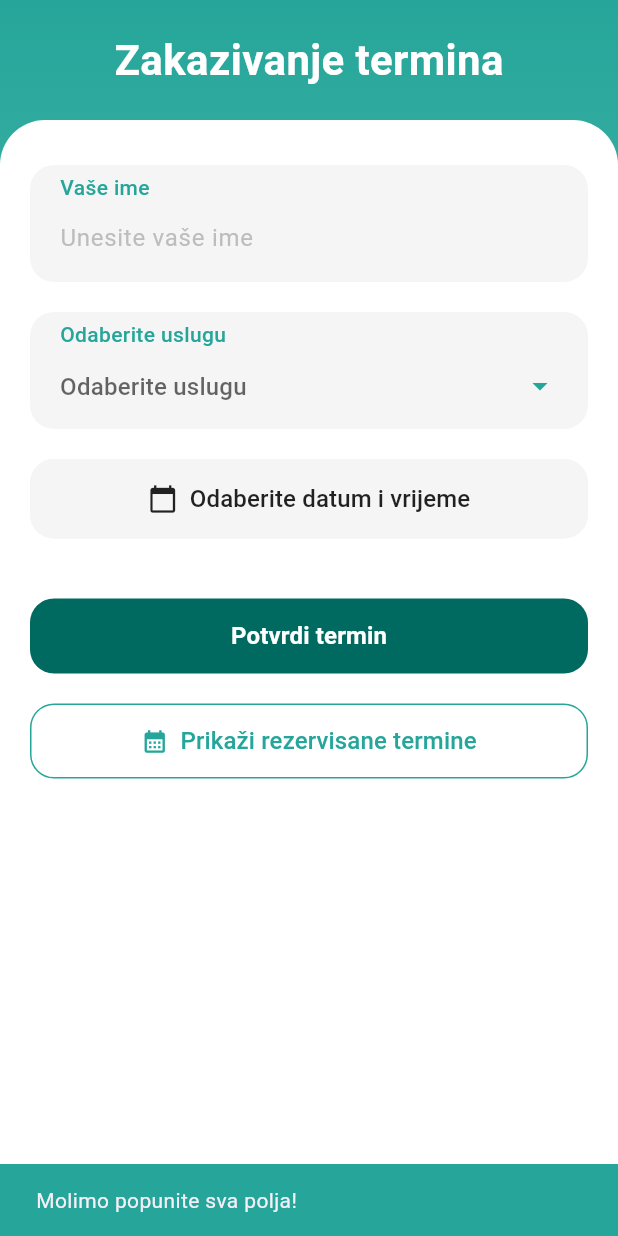
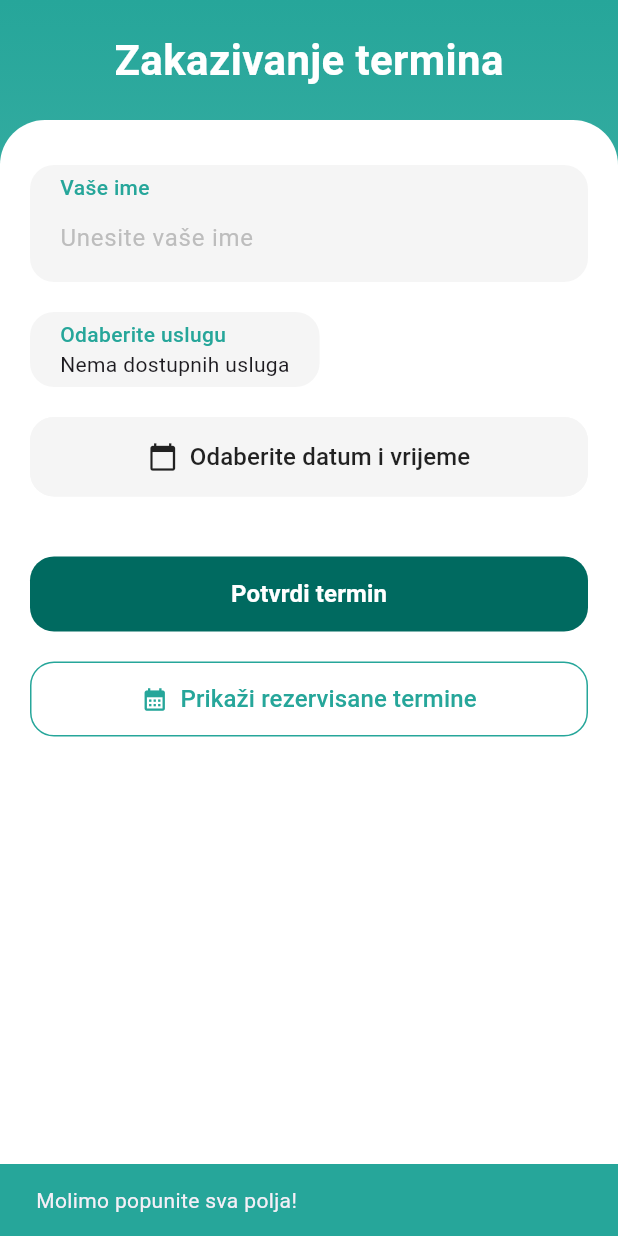
Before and after one commit to M1rzoni/ios-and, a Flutter app: the BookingScreen screen opened by its route, after a tap on "Potvrdi termin", on a phone screen of 412 x 824 dp. Run offline on Flutter 3.47's test engine with Material 3 defaults, Android fonts, the phone set to English and light mode, and no system bars; our stand-ins replace cloud_firestore, firebase_auth, firebase_core, flutter_datetime_picker_plus, go_router, google_sign_in and 1 more; accounts and stored records are empty; project files that could hold a hidden picture were left out.

Commit message:
Update "booking_screen"

```diff
--- a/lib/screens/booking_screen.dart
+++ b/lib/screens/booking_screen.dart
@@ -39,11 +39,20 @@ class _BookingScreenState extends State<BookingScreen> {
               .collection('haircuts')
               .get();
 
+      // Use a Set to filter out duplicates
+      Set<String> uniqueTypes = {};
+      List<Map<String, dynamic>> uniqueServices = [];
+
+      for (var doc in querySnapshot.docs) {
+        String type = doc['type'];
+        if (!uniqueTypes.contains(type)) {
+          uniqueTypes.add(type);
+          uniqueServices.add({'type': type, 'price': doc['price']});
+        }
+      }
+
       setState(() {
-        _services =
-            querySnapshot.docs
-                .map((doc) => {'type': doc['type'], 'price': doc['price']})
-                .toList();
+        _services = uniqueServices;
         _isLoading = false; // Stop loading
       });
     } catch (e) {
@@ -52,6 +61,58 @@ class _BookingScreenState extends State<BookingScreen> {
         _isLoading = false; // Stop loading even if there's an error
       });
     }
+  }
+
+  void _navigateToAppointments(BuildContext context, String idSalona) {
+    Navigator.push(
+      context,
+      MaterialPageRoute(
+        builder: (context) => AppointmentsScreen(idSalona: idSalona),
+      ),
+    );
+  }
+
+  void _saveBooking() async {
+    if (_nameController.text.isEmpty ||
+        _selectedService == null ||
+        _selectedDate == null ||
+        _selectedTime == null) {
+      ScaffoldMessenger.of(context).showSnackBar(
+        const SnackBar(
+          content: Text('Molimo popunite sva polja!'),
+          backgroundColor: Color(0xFF26A69A),
+        ),
+      );
+      return;
+    }
+
+    String formattedDate = DateFormat('dd.MM.yyyy').format(_selectedDate!);
+    String formattedTime = _selectedTime!.format(context);
+
+    await FirebaseFirestore.instance.collection('termini').add({
+      'ime': _nameController.text,
+      'usluga': _selectedService,
+      'cijena': _selectedPrice,
+      'datum': formattedDate,
+      'vrijeme': formattedTime,
+      'timestamp': FieldValue.serverTimestamp(),
+      'salonId': widget.idSalona,
+    });
+
+    ScaffoldMessenger.of(context).showSnackBar(
+      const SnackBar(
+        content: Text('Termin uspješno zakazan!'),
+        backgroundColor: Color(0xFF26A69A),
+      ),
+    );
+
+    _nameController.clear();
+    setState(() {
+      _selectedService = null;
+      _selectedPrice = null;
+      _selectedDate = null;
+      _selectedTime = null;
+    });
   }
 
   void _pickDateTime() {
@@ -187,58 +248,6 @@ class _BookingScreenState extends State<BookingScreen> {
     );
   }
 
-  void _saveBooking() async {
-    if (_nameController.text.isEmpty ||
-        _selectedService == null ||
-        _selectedDate == null ||
-        _selectedTime == null) {
-      ScaffoldMessenger.of(context).showSnackBar(
-        const SnackBar(
-          content: Text('Molimo popunite sva polja!'),
-          backgroundColor: Color(0xFF26A69A),
-        ),
-      );
-      return;
-    }
-
-    String formattedDate = DateFormat('dd.MM.yyyy').format(_selectedDate!);
-    String formattedTime = _selectedTime!.format(context);
-
-    await FirebaseFirestore.instance.collection('termini').add({
-      'ime': _nameController.text,
-      'usluga': _selectedService,
-      'cijena': _selectedPrice,
-      'datum': formattedDate,
-      'vrijeme': formattedTime,
-      'timestamp': FieldValue.serverTimestamp(),
-      'salonId': widget.idSalona,
-    });
-
-    ScaffoldMessenger.of(context).showSnackBar(
-      const SnackBar(
-        content: Text('Termin uspješno zakazan!'),
-        backgroundColor: Color(0xFF26A69A),
-      ),
-    );
-
-    _nameController.clear();
-    setState(() {
-      _selectedService = null;
-      _selectedPrice = null;
-      _selectedDate = null;
-      _selectedTime = null;
-    });
-  }
-
-  void _navigateToAppointments(BuildContext context, String idSalona) {
-    Navigator.push(
-      context,
-      MaterialPageRoute(
-        builder: (context) => AppointmentsScreen(idSalona: idSalona),
-      ),
-    );
-  }
-
   @override
   Widget build(BuildContext context) {
     return Scaffold(
@@ -342,6 +351,8 @@ class _BookingScreenState extends State<BookingScreen> {
                                   ? const Center(
                                     child: CircularProgressIndicator(),
                                   )
+                                  : _services.isEmpty
+                                  ? const Text('Nema dostupnih usluga')
                                   : DropdownButtonFormField(
                                     value: _selectedService,
                                     items:
@@ -354,11 +365,19 @@ class _BookingScreenState extends State<BookingScreen> {
                                     onChanged: (value) {
                                       setState(() {
                                         _selectedService = value as String?;
+                                        // Find the selected service and update the price
+                                        var selectedService = _services
+                                            .firstWhere(
+                                              (service) =>
+                                                  service['type'] == value,
+                                              orElse:
+                                                  () => {
+                                                    'type': '',
+                                                    'price': 0.0,
+                                                  },
+                                            );
                                         _selectedPrice = double.parse(
-                                          _services.firstWhere(
-                                            (service) =>
-                                                service['type'] == value,
-                                          )['price'],
+                                          selectedService['price'].toString(),
                                         );
                                       });
                                     },
```
